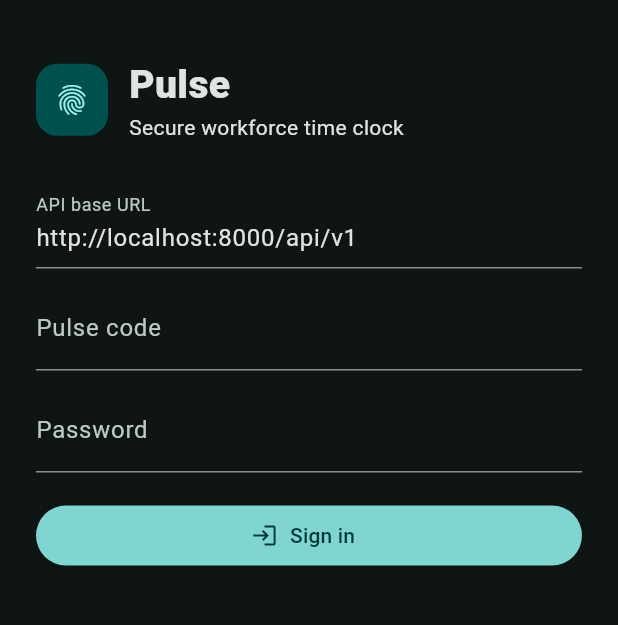
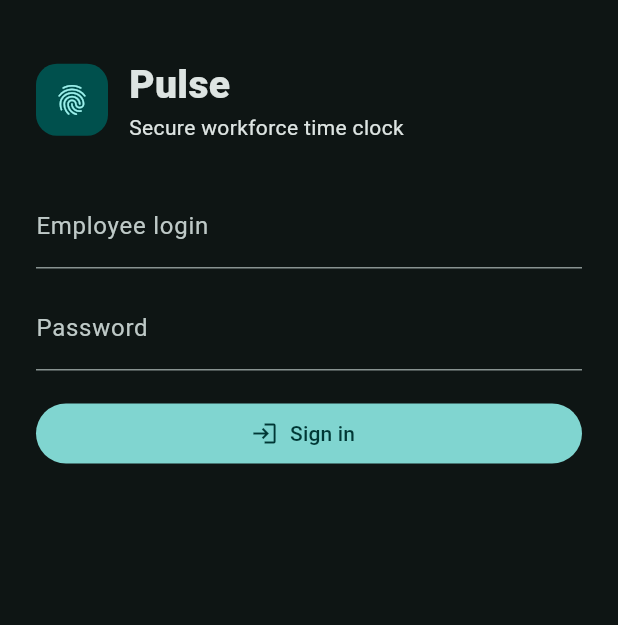
Before and after one commit to manaoscloud/mnscloud-pulse, a Flutter app: the screen it shows after launch, on a phone screen of 412 x 824 dp, the part 63-688 px from its top. Run offline on Flutter 3.47's test engine with Material 3 defaults, Android fonts, the phone set to English and light mode, and no system bars.

Commit message:
Read Pulse API endpoint from deployment config

```diff
--- a/lib/main.dart
+++ b/lib/main.dart
@@ -35,15 +35,11 @@
 }
 
 class _PulseShellState extends State<PulseShell> {
-  static const _configuredApiBaseUrl = String.fromEnvironment(
-    'PULSE_API_BASE_URL',
+  static const _apiBaseUrl = String.fromEnvironment(
+    'PULSE_PUBLIC_API_BASE_URL',
+    defaultValue: '/api/v1',
   );
 
-  final _apiBaseController = TextEditingController(
-    text: _configuredApiBaseUrl == ''
-        ? 'http://localhost:8000/api/v1'
-        : _configuredApiBaseUrl,
-  );
   final _loginCodeController = TextEditingController();
   final _passwordController = TextEditingController();
   final _newPasswordController = TextEditingController();
@@ -56,7 +52,6 @@
 
   @override
   void dispose() {
-    _apiBaseController.dispose();
     _loginCodeController.dispose();
     _passwordController.dispose();
     _newPasswordController.dispose();
@@ -64,7 +59,7 @@
   }
 
   Uri _uri(String path) {
-    final base = _apiBaseController.text.trim().replaceAll(RegExp(r'/+$'), '');
+    final base = _apiBaseUrl.trim().replaceAll(RegExp(r'/+$'), '');
     return Uri.parse('$base$path');
   }
 
@@ -282,14 +277,8 @@
       crossAxisAlignment: CrossAxisAlignment.stretch,
       children: [
         TextField(
-          controller: _apiBaseController,
-          decoration: const InputDecoration(labelText: 'API base URL'),
-          keyboardType: TextInputType.url,
-        ),
-        const SizedBox(height: 12),
-        TextField(
           controller: _loginCodeController,
-          decoration: const InputDecoration(labelText: 'Pulse code'),
+          decoration: const InputDecoration(labelText: 'Employee login'),
           textCapitalization: TextCapitalization.characters,
         ),
         const SizedBox(height: 12),
```
Also changed, not shown: 2 other files.
